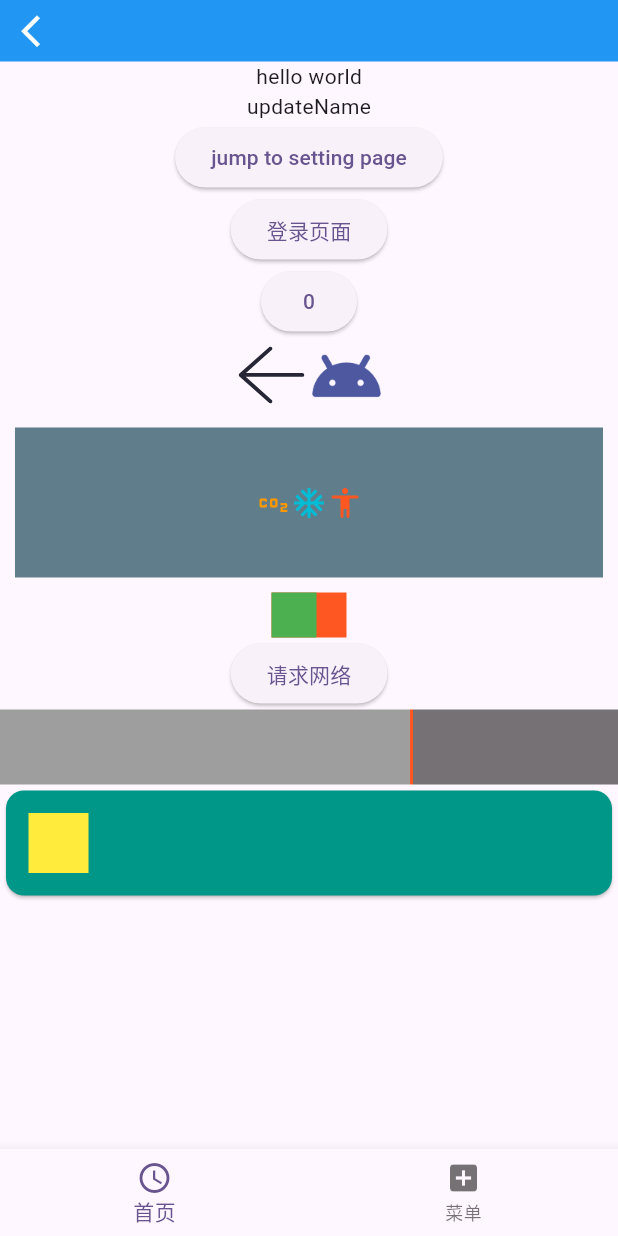
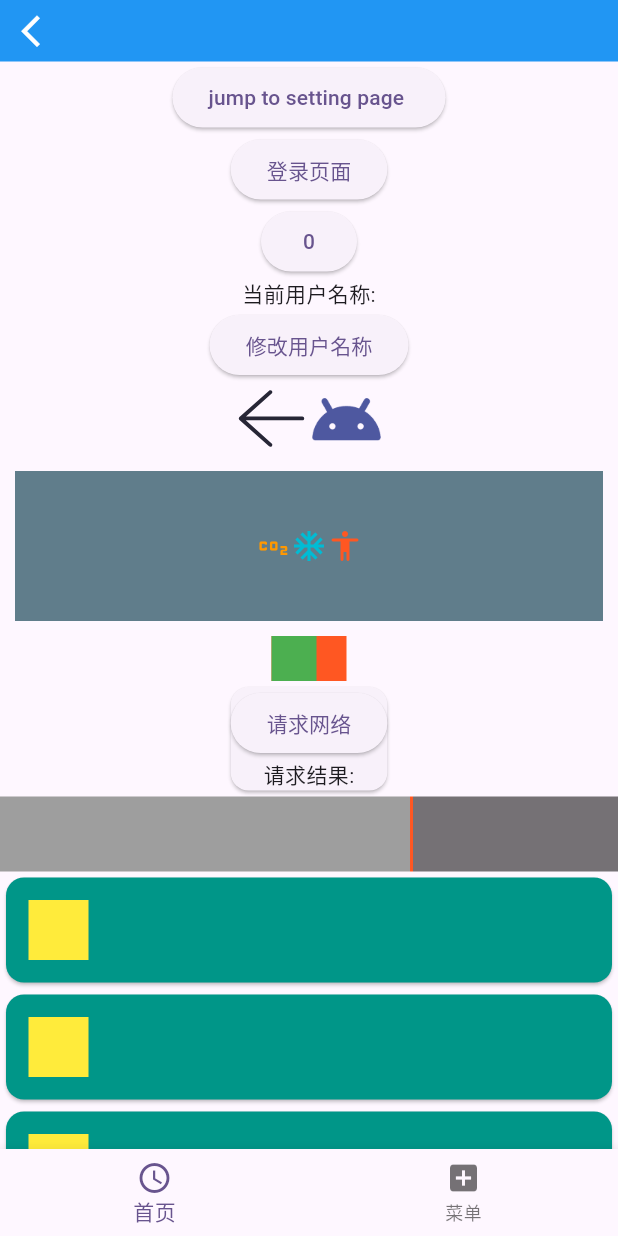
Before and after one commit to gangoogle/flutter_base_project, a Flutter app: the screen it shows after launch, on a phone screen of 412 x 824 dp. Run offline on Flutter 3.47's test engine with Material 3 defaults, Android fonts, the phone set to English and light mode, and no system bars; our stand-ins replace dio, flutter_svg, get, objectbox, shared_preferences; missing offline and left inert: dart:ffi; generated files the repository leaves out were written again.

Commit message:
[feat]fix code

```diff
--- /dev/null
+++ b/lib/api/app_cache.dart
@@ -0,0 +1,20 @@
+import 'package:shared_preferences/shared_preferences.dart';
+
+class AppCache {
+  static const _userName = "USER_NAME";
+
+  static Future<SharedPreferences> getAppCache() async {
+    return await SharedPreferences.getInstance();
+  }
+
+  static void saveUserName(String name) {
+    getAppCache().then((app) {
+      app.setString(_userName, name);
+    });
+  }
+
+  static Future<String?> getUserName() async {
+    SharedPreferences app = await getAppCache();
+    return await app.getString(_userName);
+  }
+}
--- a/lib/ui/home/home_state.dart
+++ b/lib/ui/home/home_state.dart
@@ -1,10 +1,10 @@
 import 'package:get/get.dart';
 
 class HomePageState {
-  var name = "";
   var count = 0.obs;
+  var userName = "".obs;
+  var requestResult = "".obs;
+  var argsText = "".obs;
 
-  HomePageState() {
-    name = "hello world";
-  }
+  HomePageState() {}
 }
--- a/lib/ui/home/home_view.dart
+++ b/lib/ui/home/home_view.dart
@@ -7,7 +7,6 @@ import '../common/status_bar.dart';
 import 'home_logic.dart';
 
 class HomePage extends StatelessWidget {
-
   HomePage({super.key});
 
   final logic = Get.put(HomePageLogic());
@@ -25,33 +24,31 @@ class HomePage extends StatelessWidget {
               Get.back();
             },
           ),
-          GetBuilder<HomePageLogic>(
-            builder: (logic) {
-              return Text('${state.name}');
-            },
-          ),
-          InkWell(
-            onTap: () {
-              logic.resetNameNext();
-            },
-            child: Text("updateName"),
-          ),
+          Expanded(
+            flex: 1,
+            child: SingleChildScrollView(
+              child: Column(
+                children: [
+                  ElevatedButton(onPressed: () async {
+                    var result = await Get.toNamed(GetRouteConfig.SETTING,
+                        arguments: {'msg': 'new params-> '});
+                    Map<String, String> newResult =
+                        result as Map<String, String>;
+                    state.argsText.value = newResult["key"] ?? "xx";
+                  }, child: Obx(() {
+                    return Text("jump to setting page ${state.argsText.value}");
+                  })),
                   ElevatedButton(
-              onPressed: () => {
-                    Get.toNamed(GetRouteConfig.SETTING,
-                        arguments: {'msg': 'hahaha'})
-                  },
-              child: const Text("jump to setting page")),
+                      onPressed: () => Get.toNamed(GetRouteConfig.LOGIN,
+                          arguments: {'login'}),
+                      child: const Text("登录页面")),
+                  Obx(() => ElevatedButton(
+                      onPressed: () => logic.addCountObs(),
+                      child: Text(state.count.toString()))),
+                  Obx(() => Text('当前用户名称:${state.userName}')),
                   ElevatedButton(
-              onPressed: () => {
-                    Get.toNamed(GetRouteConfig.LOGIN, arguments: {'login'})
-                  },
-              child: const Text("登录页面")),
-          Obx(() {
-            return ElevatedButton(
-                onPressed: () => {logic.addCountObs()},
-                child: Text(state.count.toString()));
-          }),
+                      onPressed: () => logic.reSaveUserName(),
+                      child: Text("修改用户名称")),
                   Row(
                     mainAxisAlignment: MainAxisAlignment.center,
                     children: [
@@ -77,26 +74,45 @@ class HomePage extends StatelessWidget {
                       children: [
                         Icon(Icons.co2, color: Colors.orange),
                         Icon(Icons.ac_unit, color: Colors.cyan),
-                Icon(Icons.accessibility_rounded, color: Colors.deepOrange),
+                        Icon(Icons.accessibility_rounded,
+                            color: Colors.deepOrange),
                       ],
                     ),
                   ),
                   Stack(
                     children: [
-              Container(width: 50, height: 30, color: Colors.deepOrange),
+                      Container(
+                          width: 50, height: 30, color: Colors.deepOrange),
                       Container(width: 30, height: 30, color: Colors.green)
                     ],
                   ),
+                  Card(
+                    child: Column(
+                      children: [
                         ElevatedButton(
                             onPressed: () => {logic.requestData(context)},
                             child: Text('请求网络')),
+                        Obx(() {
+                          return Text("请求结果:${state.requestResult.value}");
+                        })
+                      ],
+                    ),
+                  ),
                   _autoFillParentDivider(),
                   _cardUI(),
+                  _cardUI(),
+                  _cardUI(),
+                  _cardUI(),
+                ],
+              ),
+            ),
+          ),
         ],
       ),
     );
   }
 
+  ///卡片布局
   Card _cardUI() {
     return Card(
         color: Colors.teal,
--- a/lib/ui/setting/setting_view.dart
+++ b/lib/ui/setting/setting_view.dart
@@ -14,7 +14,6 @@ class SettingPage extends StatelessWidget {
   Widget build(BuildContext context) {
     final logic = Get.put(SettingLogic());
     final state = Get.find<SettingLogic>().state;
-    final lastLogic = Get.find<HomePageLogic>();
     return Scaffold(
       body: BasePage(
         child: Container(
@@ -26,15 +25,12 @@ class SettingPage extends StatelessWidget {
               StatusBar(
                   color: Colors.blueAccent,
                   onBack: () {
-                    Get.back();
+                    Get.back(result: {'key': "2"});
                   }),
               Text('setting-page'),
               GetBuilder<SettingLogic>(builder: (logic) {
                 return Text('last page args -> ${state.argsText}');
               }),
-              ElevatedButton(
-                  onPressed: () => {lastLogic.resetNameNext()},
-                  child: Text('给上一个页面传值'))
             ],
           ),
         ),
--- a/pubspec.yaml
+++ b/pubspec.yaml
@@ -14,6 +14,7 @@ dependencies:
   json_serializable: ^6.8.0
   objectbox: ^4.0.2
   objectbox_flutter_libs: any
+  shared_preferences: ^2.3.2
 
 dev_dependencies:
   flutter_test:
```
Also changed, not shown: lib/ui/home/home_logic.dart (+18 -7 lines), pubspec.lock, 1 other file. Lines whose indentation alone changed are shown as unchanged.
